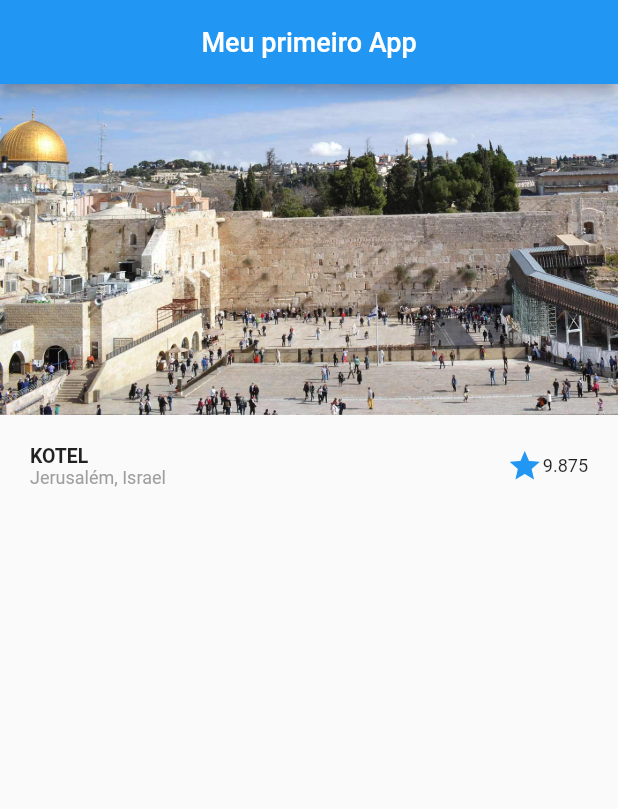
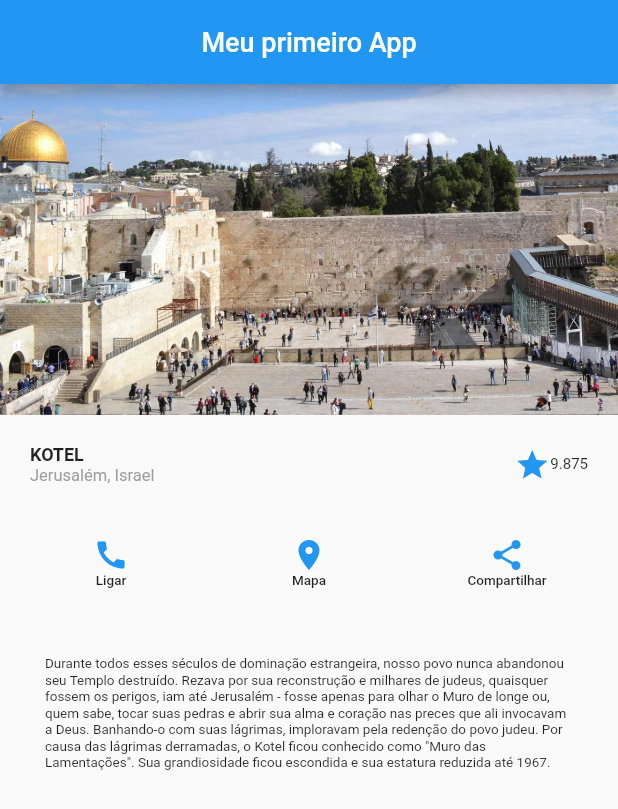
Before and after one commit to carlosaw/flutter, a Flutter app: the screen it shows after launch, on a phone screen of 412 x 824 dp. Shown: the top 809 px of the screen. Run offline on Flutter 3.47's test engine with Material 2 defaults, Android fonts, the phone set to English and light mode, and no system bars.

Commit message:
MuroDasLamentações

```diff
--- a/lib/main.dart
+++ b/lib/main.dart
@@ -3,7 +3,9 @@ import 'package:flutter/material.dart';
 void main() => runApp(MeuApp());
 
 class MeuApp extends StatelessWidget {
-  botaoAction() {}
+  callAction() {}
+  mapAction() {}
+  shareAction() {}
 
   @override
   Widget build(BuildContext context) {
@@ -27,20 +29,62 @@ class MeuApp extends StatelessWidget {
                         children: [
                           Text('KOTEL',
                               style: TextStyle(
-                                fontSize: 13,
+                                fontSize: 12,
                                 fontWeight: FontWeight.bold,
                               )),
                           Text('Jerusalém, Israel',
                               style:
-                                  TextStyle(fontSize: 12, color: Colors.grey))
+                                  TextStyle(fontSize: 11, color: Colors.grey))
                         ],
                       )),
                       Row(children: <Widget>[
                         Icon(Icons.star, color: Colors.blue),
-                        Text('9.875', style: TextStyle(fontSize: 12))
+                        Text('9.875', style: TextStyle(fontSize: 10))
                       ])
                     ],
                   )),
+              Container(
+                  padding: EdgeInsets.all(8),
+                  child: Row(children: [
+                    Botao(
+                      icon: Icons.call,
+                      text: 'Ligar',
+                      onPress: callAction,
+                    ),
+                    Botao(
+                      icon: Icons.location_on,
+                      text: 'Mapa',
+                      onPress: mapAction,
+                    ),
+                    Botao(
+                        icon: Icons.share,
+                        text: 'Compartilhar',
+                        onPress: shareAction),
+                  ])),
+              Container(
+                  padding: EdgeInsets.all(30),
+                  child: Text(
+                      'Durante todos esses séculos de dominação estrangeira, nosso povo nunca abandonou seu Templo destruído. Rezava por sua reconstrução e milhares de judeus, quaisquer fossem os perigos, iam até Jerusalém - fosse apenas para olhar o Muro de longe ou, quem sabe, tocar suas pedras e abrir sua alma e coração nas preces que ali invocavam a Deus. Banhando-o com suas lágrimas, imploravam pela redenção do povo judeu. Por causa das lágrimas derramadas, o Kotel ficou conhecido como "Muro das Lamentações". Sua grandiosidade ficou escondida e sua estatura reduzida até 1967.',
+                      style: TextStyle(fontSize: 9)))
             ])));
   }
 }
+
+class Botao extends StatelessWidget {
+  Botao({this.onPress, @required this.icon, @required this.text});
+
+  Function onPress;
+  IconData icon;
+  var text;
+
+  @override
+  Widget build(BuildContext context) {
+    return Expanded(
+        child: FlatButton(
+            onPressed: onPress,
+            child: Column(children: [
+              Icon(icon, color: Colors.blue),
+              Text(text, style: TextStyle(fontSize: 9))
+            ])));
+  }
+}
```
